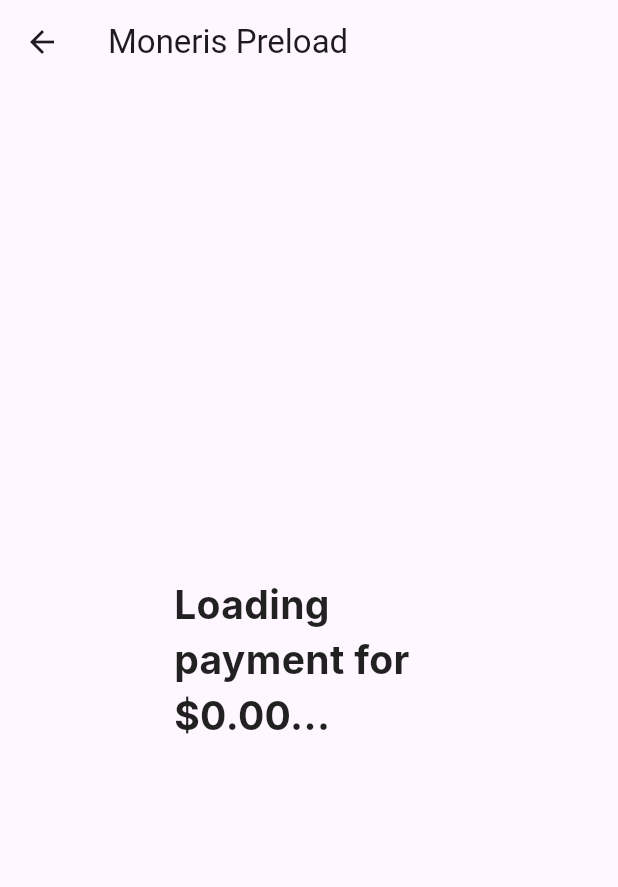
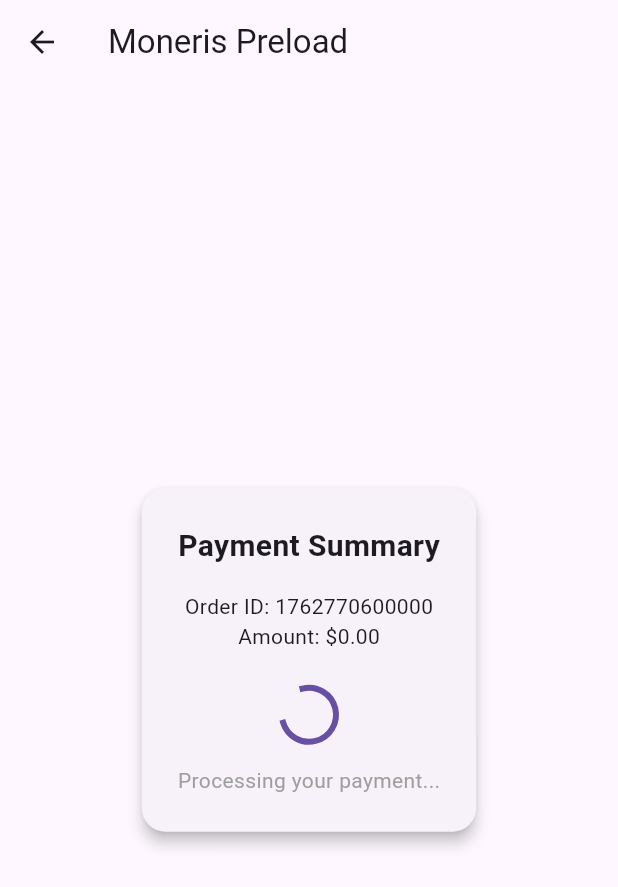
Before and after one commit to Shaown292/oyato_food, a Flutter app: the MonerisPreloadPage screen opened directly, on a phone screen of 412 x 824 dp. Shown: the top 887 px of the screen. Run offline on Flutter 3.47's test engine with Material 3 defaults, Android fonts, the phone set to English and light mode, and no system bars; our stand-ins replace carousel_slider, firebase_auth, firebase_core, font_awesome_flutter, get, google_fonts and 5 more; missing offline and left inert: flutter_inappwebview, google_place, webview_flutter_android, webview_flutter_wkwebview; accounts and stored records are empty.

Commit message:
online payment done

```diff
--- a/lib/app/modules/checkout/controllers/checkout_controller.dart
+++ b/lib/app/modules/checkout/controllers/checkout_controller.dart
@@ -185,11 +185,10 @@ class CheckoutController extends GetxController {
         subTotal.value = priceDetail.value!.subTotal;
         // 🔹 Handle payment logic
         if (paymentMethod == "1") {
-
-
           emailPay(amount: subTotal.value.toString(), email: shippingDetail.value!.billingAddress.email);
 
         } else if (paymentMethod == "2") {
+
           Get.to(() => MonerisPreloadPage(), arguments: subTotal.value);
         }
 
--- a/lib/app/payment_gateway/moneris_preload.dart
+++ b/lib/app/payment_gateway/moneris_preload.dart
@@ -92,14 +92,29 @@ class _MonerisPreloadPageState extends State<MonerisPreloadPage> {
     return Scaffold(
       appBar: AppBar(title: const Text("Moneris Preload")),
       body: Center(
-        child: SizedBox(
-          width: 180,
-          child: Text(
-            "Loading payment for \$${totalAmount.toStringAsFixed(2)}...",
-            style: AppTextStyle.textStyle26BlackBold,
+        child: Card(
+          margin: EdgeInsets.all(16),
+          elevation: 4,
+          shape: RoundedRectangleBorder(borderRadius: BorderRadius.circular(16)),
+          child: Padding(
+            padding: const EdgeInsets.all(24),
+            child: Column(
+              mainAxisSize: MainAxisSize.min,
+              children: [
+                Text("Payment Summary", style: TextStyle(fontSize: 20, fontWeight: FontWeight.bold)),
+                SizedBox(height: 16),
+                Text("Order ID: $orderId"),
+                Text("Amount: \$${totalAmount.toStringAsFixed(2)}"),
+                SizedBox(height: 24),
+                CircularProgressIndicator(),
+                SizedBox(height: 16),
+                Text("Processing your payment...", style: TextStyle(color: Colors.grey)),
+              ],
+            ),
           ),
         ),
-      ),
+      )
+      ,
     );
   }
 }
```
